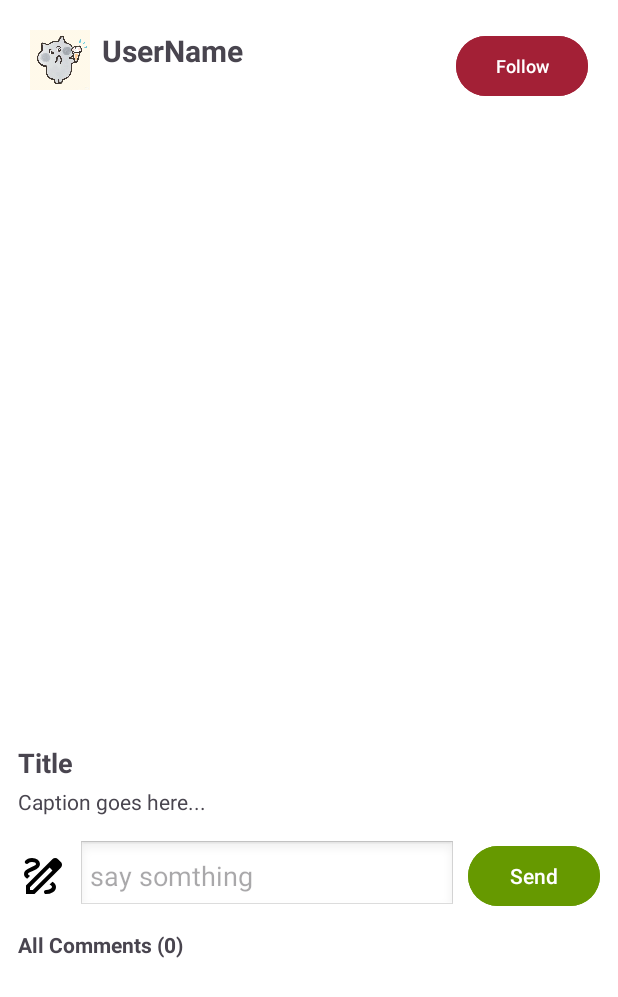
After one commit to itsmccai/TempleApp, an Android app: the PostDetailActivity screen opened directly, with no data from a screen before it, on a phone screen of 412 x 824 dp. The commit adds this screen. Shown: the top 997 px of the screen. Run offline under Robolectric (Android 15) with nearby library versions, the phone set to English and light mode, and no system bars; our stand-ins replace Firebase (no records; nobody signed in at launch, a user with empty details on screens opened directly); pictures from the network do not load.

Commit message:
July4 pp needs to be fixed

```diff
--- a/app/build.gradle.kts
+++ b/app/build.gradle.kts
@@ -2,7 +2,10 @@ plugins {
     alias(libs.plugins.android.application)
     alias(libs.plugins.kotlin.android)
     alias(libs.plugins.google.gms.google.services)
-    id("org.jetbrains.kotlin.kapt")}
+    id("org.jetbrains.kotlin.kapt")
+    id("kotlin-parcelize")
+}
+
 
 android {
     namespace = "com.example.tiktok"
--- a/app/src/main/AndroidManifest.xml
+++ b/app/src/main/AndroidManifest.xml
@@ -17,6 +17,9 @@
         android:supportsRtl="true"
         android:theme="@style/Theme.Tiktok"
         tools:targetApi="31">
+        <activity
+            android:name=".Util.PostDetailActivity"
+            android:exported="false" />
         <activity
             android:name=".ChatListActivity"
             android:exported="false" />
--- a/app/src/main/java/com/example/tiktok/LoginActicity.kt
+++ b/app/src/main/java/com/example/tiktok/LoginActicity.kt
@@ -17,11 +17,7 @@ import java.util.regex.Pattern
 import com.google.firebase.firestore.ktx.firestore
 import android.content.Intent
 import android.util.Log
-
-
-
-
-
+import com.google.firebase.storage.FirebaseStorage
 
 
 class LoginActicity : AppCompatActivity() {
@@ -35,6 +31,7 @@ class LoginActicity : AppCompatActivity() {
         setContentView(binding.root)
         // 点击注册按钮
         binding.sumbitBtn.setOnClickListener{
+            uploadDefaultAvatarToStorage()
             signup()
         }
         //点击下方文字跳转 登录页面
@@ -51,6 +48,23 @@ class LoginActicity : AppCompatActivity() {
             insets
         }
     }
+    //上传头像：
+    fun uploadDefaultAvatarToStorage() {
+        val storageRef = FirebaseStorage.getInstance().reference
+        val fileRef = storageRef.child("avatars/default_avatar.png")
+        val inputStream = resources.openRawResource(R.drawable.default_avater)
+
+        fileRef.putStream(inputStream)
+            .continueWithTask { fileRef.downloadUrl }
+            .addOnSuccessListener { uri ->
+                Log.d("UPLOAD", "上传成功: $uri")
+                Toast.makeText(this, "链接: $uri", Toast.LENGTH_LONG).show()
+            }
+            .addOnFailureListener {
+                Log.e("UPLOAD", "上传失败: ${it.localizedMessage}")
+            }
+    }
+
 
     //progress bar 加载
     fun setInProgress(inProgress:Boolean){
@@ -98,7 +112,7 @@ class LoginActicity : AppCompatActivity() {
         FirebaseAuth.getInstance().createUserWithEmailAndPassword(email, password)
             .addOnSuccessListener {
                 it.user?.let { user ->
-                    val userModel = UserModel(user.uid, email, email.substringBefore("@"))
+                    val userModel = UserModel(user.uid, email, email.substringBefore("@"),"https://firebasestorage.googleapis.com/v0/b/tiktok-6be6e.appspot.com/o/avatars%2Fdefault_avatar.jpg?alt=media")
                     Firebase.firestore.collection("users")
                         .document(user.uid)
                         .set(userModel)
--- a/app/src/main/java/com/example/tiktok/Model/PostModel.kt
+++ b/app/src/main/java/com/example/tiktok/Model/PostModel.kt
@@ -1,14 +1,15 @@
 package com.example.tiktok.Model
 
+import android.os.Parcelable
+import kotlinx.parcelize.Parcelize
 import com.google.firebase.Timestamp
 
+@Parcelize
 data class PostModel(
     val imageUrl: String = "",
     val title: String = "",
     val caption: String = "",
     val userId: String = "",
+    val postId: String = "",   // 可选：用于存评论
     val timestamp:  Timestamp ?= null  //创建时间戳
-
-    //like button and count
-
-)
+): Parcelable
--- a/app/src/main/java/com/example/tiktok/Model/UserModel.kt
+++ b/app/src/main/java/com/example/tiktok/Model/UserModel.kt
@@ -4,6 +4,7 @@ package com.example.tiktok.Model
 data class UserModel(
     var id:String = "",
     var email:String = "",
+    val avatarUrl: String = "",
     var username:String = "",
     var profilePic:String = "",
     var followerList:MutableList<String> = mutableListOf(),
--- a/app/src/main/java/com/example/tiktok/PostAdapter.kt
+++ b/app/src/main/java/com/example/tiktok/PostAdapter.kt
@@ -1,5 +1,6 @@
 package com.example.tiktok
 
+import android.content.Intent
 import android.view.LayoutInflater
 import android.view.View
 import android.view.ViewGroup
@@ -8,6 +9,7 @@ import com.example.tiktok.Model.PostModel
 import android.widget.TextView
 import androidx.recyclerview.widget.RecyclerView
 import com.bumptech.glide.Glide
+import com.example.tiktok.Util.PostDetailActivity
 
 //ViewHolder 是包含列表中各列表项的布局的 View 的封装容器
 //Adapter 会根据需要创建 ViewHolder 对象，还会为这些视图设置数据。将视图与其数据相关联的过程称为“绑定
@@ -39,8 +41,23 @@ class PostAdapter(private val posts: List<PostModel>) :
         Glide.with(holder.itemView.context)
             .load(post.imageUrl)
             .into(holder.postImage)
+        holder.postTitle.text = post.title
 
-        holder.postTitle.text = post.title
+        //点击主页的post后跳转其detail页面
+        holder.itemView.setOnClickListener{
+//            val context = holder.itemView.context
+//            val intent = Intent(context, PostDetailActivity::class.java).apply{
+//                putExtra("postImageUrl",post.imageUrl)
+//                putExtra("postTitle",post.title)
+//                putExtra("postCaption",post.caption)
+//                putExtra("userID",post.userId)
+//            }
+//            context.startActivity(intent)
+            val context = holder.itemView.context
+            val intent = Intent(context, PostDetailActivity::class.java)
+            intent.putExtra("post", post)  // 确保 PostModel 实现 Parcelable
+            context.startActivity(intent)
+        }
     }
 
     // Return the size of your dataset (invoked by the layout manager)
--- /dev/null
+++ b/app/src/main/java/com/example/tiktok/Util/PostDetailActivity.kt
@@ -0,0 +1,51 @@
+package com.example.tiktok.Util
+
+import android.os.Build
+import android.os.Bundle
+import android.os.Parcelable
+import androidx.appcompat.app.AppCompatActivity
+import com.bumptech.glide.Glide
+import com.example.tiktok.Model.PostModel
+import com.example.tiktok.databinding.ActivityPostDetailBinding
+import com.google.firebase.firestore.FirebaseFirestore
+//TODO: 默认头像 ➕ 退回主页功能
+
+class PostDetailActivity : AppCompatActivity() {
+    private lateinit var binding: ActivityPostDetailBinding
+    private val db = FirebaseFirestore.getInstance() // Firebase Firestore 实例，用于获取user信息
+
+    override fun onCreate(savedInstanceState: Bundle?) {
+        super.onCreate(savedInstanceState)
+        binding = ActivityPostDetailBinding.inflate(layoutInflater)
+        setContentView(binding.root)
+
+        // ✅ 使用兼容 API 33+ 的方式安全获取 Parcelable 对象
+        val post = if (Build.VERSION.SDK_INT >= Build.VERSION_CODES.TIRAMISU) {
+            intent.getParcelableExtra("post", PostModel::class.java)
+        } else {
+            @Suppress("DEPRECATION")
+            intent.getParcelableExtra("post") as? PostModel
+        }
+
+        // post不为空的时候 获取adapter传递过来的post信息
+        post?.let {
+            binding.postTitle.text = it.title
+            binding.postCaption.text = it.caption
+            Glide.with(this).load(it.imageUrl).into(binding.postImage)
+
+            // 获取用户信息
+            db.collection("users").document(it.userId)
+                .get().addOnSuccessListener { doc ->
+                    val username = doc.getString("username")
+                    val avatarUrl = doc.getString("avatarUrl")
+                    binding.userName.text = username ?: "Unknown"
+                    Glide.with(this).load(avatarUrl).into(binding.userAvatar)
+                }
+
+            // 评论发送按钮点击事件
+            binding.sendButton.setOnClickListener {
+                // TODO: 你可以在这里添加评论上传到 Firestore 的逻辑
+            }
+        }
+    }
+}
--- /dev/null
+++ b/app/src/main/res/drawable/icon_reply.xml
@@ -0,0 +1,5 @@
+<vector xmlns:android="http://schemas.android.com/apk/res/android" android:height="24dp" android:tint="#000000" android:viewportHeight="960" android:viewportWidth="960" android:width="24dp">
+
+    <path android:fillColor="@android:color/white" android:pathData="M160,840L160,670L687,144Q699,132 714,126Q729,120 744,120Q760,120 774.5,126Q789,132 800,144L856,200Q868,211 874,225.5Q880,240 880,256Q880,271 874,286Q868,301 856,313L330,840L160,840ZM240,760L296,760L689,368L661,339L632,311L240,704L240,760ZM800,257L800,257L743,200L743,200L800,257ZM661,339L632,311L632,311L689,368L689,368L661,339ZM560,840Q634,840 697,803Q760,766 760,700Q760,664 741,638Q722,612 690,593L631,652Q654,662 667,674Q680,686 680,700Q680,723 643.5,741.5Q607,760 560,760Q543,760 531.5,771.5Q520,783 520,800Q520,817 531.5,828.5Q543,840 560,840ZM183,534L243,474Q223,466 211.5,457.5Q200,449 200,440Q200,428 218,416Q236,404 294,379Q382,341 411,310Q440,279 440,240Q440,185 396,152.5Q352,120 280,120Q235,120 199.5,136Q164,152 145,175Q134,188 136,204Q138,220 151,230Q164,241 180,239Q196,237 207,226Q221,212 238,206Q255,200 280,200Q321,200 340.5,212Q360,224 360,240Q360,254 342.5,265.5Q325,277 262,306Q182,341 151,369.5Q120,398 120,440Q120,472 137,494.5Q154,517 183,534Z"/>
+
+</vector>
--- /dev/null
+++ b/app/src/main/res/layout/activity_post_detail.xml
@@ -0,0 +1,136 @@
+<?xml version="1.0" encoding="utf-8"?>
+<ScrollView xmlns:android="http://schemas.android.com/apk/res/android"
+    android:id="@+id/detailScrollView"
+    android:layout_width="match_parent"
+    android:layout_height="match_parent"
+    android:padding="12dp"
+    android:background="@android:color/white">
+    <LinearLayout
+        android:layout_width="match_parent"
+        android:layout_height="wrap_content"
+        android:orientation="vertical">
+
+        <!-- Top -->
+        <RelativeLayout
+            android:layout_width="match_parent"
+            android:layout_height="wrap_content"
+            android:padding="8dp">
+
+            <!-- avatar -->
+            <ImageView
+                android:id="@+id/userAvatar"
+                android:layout_width="40dp"
+                android:layout_height="40dp"
+                android:src="@drawable/default_avater"
+                android:scaleType="centerCrop"
+                android:layout_alignParentStart="true" />
+
+            <!-- username -->
+            <TextView
+                android:id="@+id/userName"
+                android:layout_width="wrap_content"
+                android:layout_height="wrap_content"
+                android:text="UserName"
+                android:textSize="20sp"
+                android:textStyle="bold"
+                android:layout_toEndOf="@id/userAvatar"
+                android:layout_alignTop="@id/userAvatar"
+                android:layout_marginStart="8dp" />
+
+            <!-- follow button -->
+            <Button
+                android:id="@+id/followButton"
+                android:layout_width="wrap_content"
+                android:layout_height="wrap_content"
+                android:text="Follow"
+                android:textSize="12sp"
+                android:backgroundTint="@color/temple_red"
+                android:layout_alignParentEnd="true"
+                android:layout_alignTop="@id/userAvatar" />
+        </RelativeLayout>
+
+
+        <!-- post pic -->
+        <ImageView
+            android:id="@+id/postImage"
+            android:layout_width="match_parent"
+            android:layout_height="400dp"
+            android:scaleType="fitCenter"
+            android:layout_marginTop="8dp" />
+
+        <!-- post title -->
+        <TextView
+            android:id="@+id/postTitle"
+            android:layout_width="wrap_content"
+            android:layout_height="wrap_content"
+            android:text="Title"
+            android:textSize="18sp"
+            android:textStyle="bold"
+            android:layout_marginTop="12dp" />
+
+        <!-- post caption -->
+        <TextView
+            android:id="@+id/postCaption"
+            android:layout_width="wrap_content"
+            android:layout_height="wrap_content"
+            android:text="Caption goes here..."
+            android:textSize="14sp"
+            android:layout_marginTop="4dp" />
+
+        <!-- Reply Area -->
+        <LinearLayout
+            android:id="@+id/commentInputLayout"
+            android:layout_width="match_parent"
+            android:layout_height="wrap_content"
+            android:orientation="horizontal"
+            android:layout_marginTop="16dp"
+            android:gravity="center_vertical">
+
+            <ImageView
+                android:id="@+id/currentUserAvatar"
+                android:layout_width="32dp"
+                android:layout_height="32dp"
+                android:src="@drawable/icon_reply"
+                android:scaleType="centerCrop" />
+
+            <EditText
+                android:id="@+id/commentInput"
+                android:layout_width="0dp"
+                android:layout_height="wrap_content"
+                android:layout_weight="1"
+                android:layout_marginStart="8dp"
+                android:hint="say somthing"
+                android:background="@android:drawable/edit_text"
+                android:padding="8dp" />
+
+            <Button
+                android:id="@+id/sendButton"
+                android:layout_width="wrap_content"
+                android:layout_height="wrap_content"
+                android:text="Send"
+                android:layout_marginStart="8dp"
+                android:backgroundTint="@android:color/holo_green_dark"
+                android:textColor="@android:color/white" />
+        </LinearLayout>
+
+        <!-- comments area -->
+        <TextView
+            android:id="@+id/commentsTitle"
+            android:layout_width="wrap_content"
+            android:layout_height="wrap_content"
+            android:text="All Comments (0)"
+            android:textStyle="bold"
+            android:layout_marginTop="12dp"
+            android:textSize="14sp" />
+
+        <!-- Comment list -->
+        <LinearLayout
+            android:id="@+id/commentsContainer"
+            android:layout_width="match_parent"
+            android:layout_height="wrap_content"
+            android:orientation="vertical"
+            android:layout_marginTop="4dp">
+            <!-- 评论项将动态添加进这里 -->
+        </LinearLayout>
+    </LinearLayout>
+</ScrollView>
```
Also changed, not shown: app/src/main/res/drawable/default_avater.png (added).
